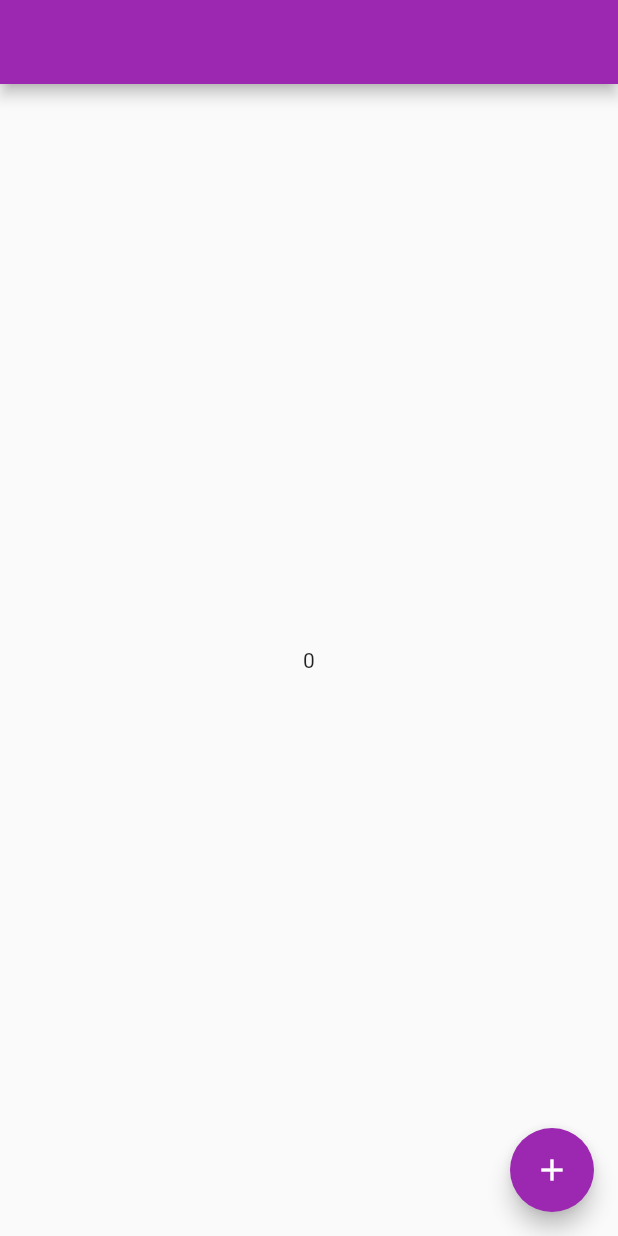
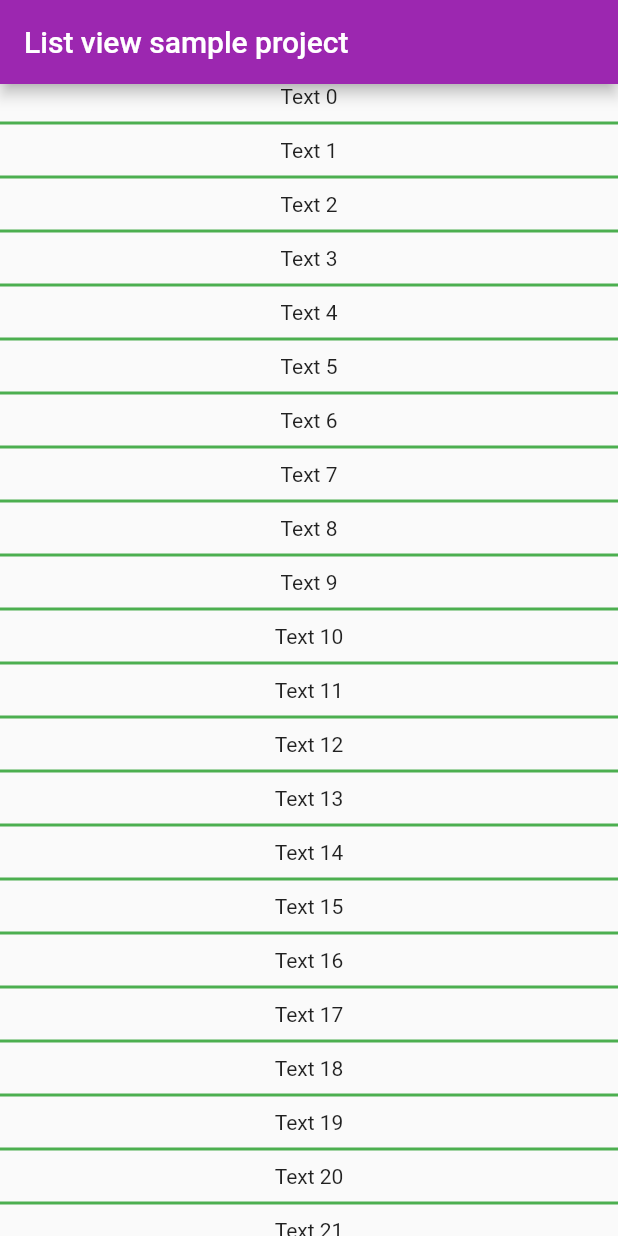
Before and after one commit to mahroofalip/date-with-flutter, a Flutter app: the screen it shows after launch, on a phone screen of 412 x 824 dp. Run offline on Flutter 3.47's test engine with Material 2 defaults, Android fonts, the phone set to English and light mode, and no system bars.

Commit message:
list view

```diff
--- /dev/null
+++ b/lib/list_view_sample.dart
@@ -0,0 +1,34 @@
+import 'package:flutter/material.dart';
+import 'package:flutter/src/widgets/framework.dart';
+import 'package:flutter/src/widgets/placeholder.dart';
+
+class ListViewSample extends StatelessWidget {
+  const ListViewSample({super.key});
+
+  @override
+  Widget build(BuildContext context) {
+    return Scaffold(
+      appBar: AppBar(
+        title: const Text('List view sample project'),
+      ),
+      body: SafeArea(
+          child: ListView(
+        children: List.generate(
+          100,
+          (index) {
+            return Column(
+              children: [
+                Text('Text $index'),
+                Divider(
+                  height: 20,
+                  thickness: 2,
+                  color: Colors.green,
+                )
+              ],
+            );
+          },
+        ),
+      )),
+    );
+  }
+}
--- a/lib/main.dart
+++ b/lib/main.dart
@@ -1,5 +1,5 @@
 import 'package:flutter/material.dart';
-import 'package:flutter_application_1/screen_home.dart';
+import 'package:flutter_application_1/list_view_sample.dart';
 
 void main(List<String> args) {
   runApp(MyApp());
@@ -11,8 +11,6 @@ class MyApp extends StatelessWidget {
   @override
   Widget build(BuildContext context) {
     return MaterialApp(
-      theme: ThemeData(primarySwatch: Colors.purple),
-      home: ScreenHome(),
-    );
+        theme: ThemeData(primarySwatch: Colors.purple), home: ListViewSample());
   }
 }
--- a/lib/screen_home.dart
+++ /dev/null
@@ -1,42 +0,0 @@
-import 'package:flutter/material.dart';
-import 'package:flutter/src/widgets/framework.dart';
-import 'package:flutter/src/widgets/placeholder.dart';
-
-class ScreenHome extends StatefulWidget {
-  const ScreenHome({super.key});
-
-  @override
-  State<ScreenHome> createState() => _ScreenHomeState();
-}
-
-class _ScreenHomeState extends State<ScreenHome> {
-  int _counter = 0;
-  @override
-  Widget build(BuildContext context) {
-    return Scaffold(
-      appBar: AppBar(),
-      body: Center(
-        child: DisplayText(CounterText: _counter.toString()),
-      ),
-      floatingActionButton: FloatingActionButton(
-          child: Icon(Icons.add),
-          onPressed: () {
-            print(_counter);
-            setState(() {
-              _counter = _counter + 1;
-            });
-          }),
-    );
-  }
-}
-
-class DisplayText extends StatelessWidget {
-  final String CounterText;
-
-  const DisplayText({super.key, required this.CounterText});
-
-  @override
-  Widget build(BuildContext context) {
-    return Text(CounterText);
-  }
-}
```
